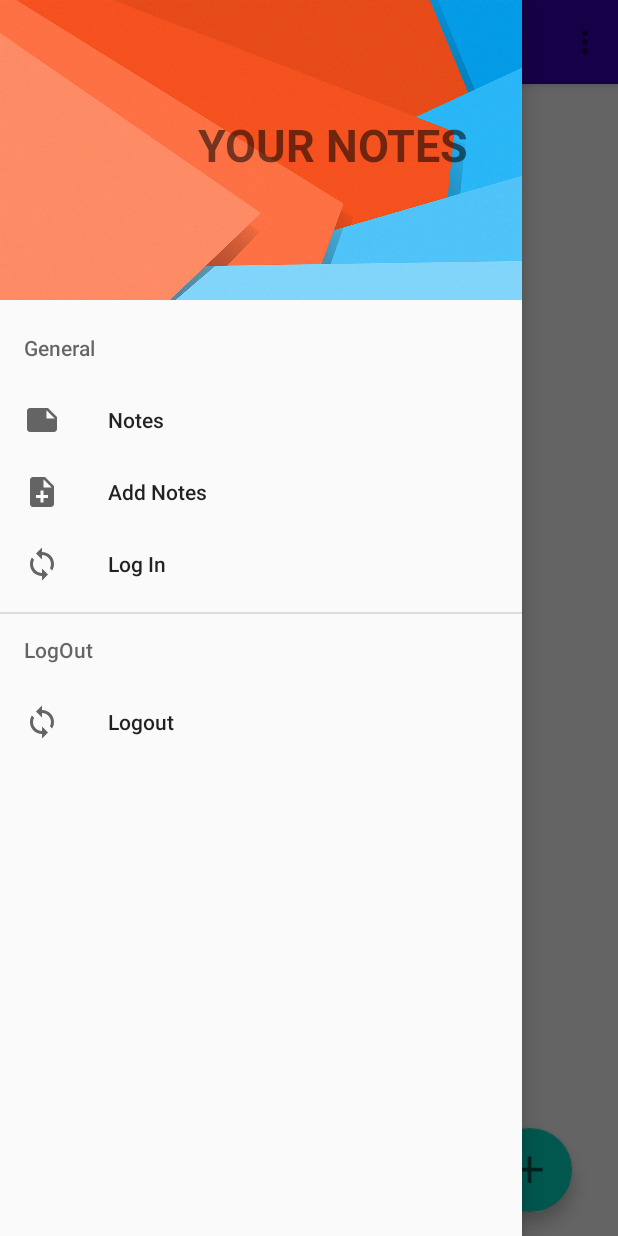
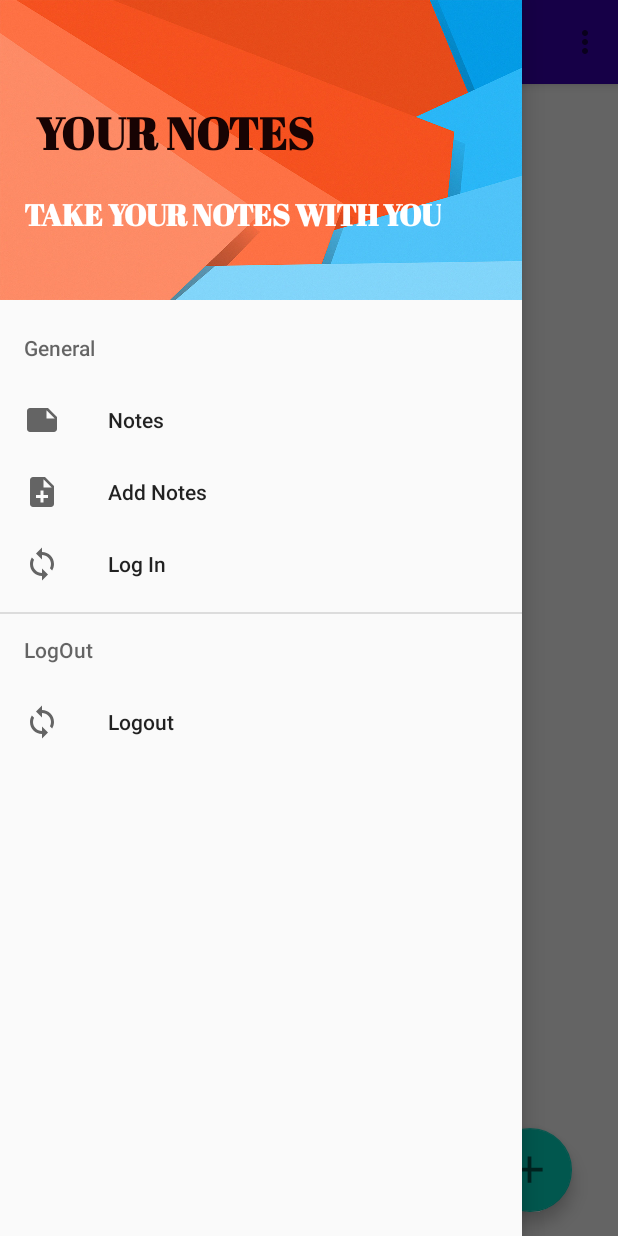
Before and after one commit to vishal1975/NoteMaking-Application, an Android app: the screen it shows after launch once a user with an empty profile is signed in (MainActivity), with the side drawer open, on a phone screen of 412 x 824 dp. Run offline under Robolectric (Android 15) with nearby library versions, the phone set to English and light mode, and no system bars; our stand-ins replace Firebase (no records; nobody signed in at launch, a user with empty details on screens opened directly).

Commit message:
Ui Improvement

```diff
--- a/app/src/main/java/com/example/note_taking_application/EditNote.java
+++ b/app/src/main/java/com/example/note_taking_application/EditNote.java
@@ -133,7 +133,8 @@ public class EditNote extends AppCompatActivity {
                     @Override
                     public void onSuccess(Void aVoid) {
                         Toast.makeText(EditNote.this, "Note Saved.", Toast.LENGTH_SHORT).show();
-                        startActivity(new Intent(getApplicationContext(), MainActivity.class));
+                        onBackPressed();
+                        //startActivity(new Intent(getApplicationContext(), MainActivity.class));
                     }
                 }).addOnFailureListener(new OnFailureListener() {
                     @Override
--- a/app/src/main/java/com/example/note_taking_application/MainActivity.java
+++ b/app/src/main/java/com/example/note_taking_application/MainActivity.java
@@ -56,6 +56,7 @@ import com.google.firebase.firestore.Query;
 import com.google.firebase.firestore.QuerySnapshot;
 
 import java.util.ArrayList;
+import java.util.Date;
 import java.util.List;
 import java.util.Random;
 
@@ -343,13 +344,7 @@ public class MainActivity extends AppCompatActivity implements NavigationView.On
             protected void onStart() {
                 super.onStart();
                 noteAdapter1.startListening();
-                if(noteAdapter1!=null){
-                    Toast.makeText(this, "helllo", Toast.LENGTH_LONG).show();
-                }
 
-                else {
-                    Toast.makeText(this, "I Think NoteAdapter is Null", Toast.LENGTH_LONG).show();
-                }
             }
 
             @Override
--- a/app/src/main/java/com/example/note_taking_application/NoteDetails.java
+++ b/app/src/main/java/com/example/note_taking_application/NoteDetails.java
@@ -45,6 +45,7 @@ public class NoteDetails extends AppCompatActivity {
                 i.putExtra("noteId",data.getStringExtra("noteId"));
                 i.putExtra("code",data.getIntExtra("code",0));
                 startActivity(i);
+                finish();
             }
         });
     }
--- a/app/src/main/java/com/example/note_taking_application/auth/Register.java
+++ b/app/src/main/java/com/example/note_taking_application/auth/Register.java
@@ -62,12 +62,9 @@ public class Register extends AppCompatActivity {
         fAuth = FirebaseAuth.getInstance();
         fStore = FirebaseFirestore.getInstance();
         progressBar = findViewById(R.id.progressBar);
-            //getSupportActionBar().setDisplayHomeAsUpEnabled(true);
+
             getSupportActionBar().setTitle("Create Account");
-//        if(fAuth.getCurrentUser() != null){
-//            startActivity(new Intent(getApplicationContext(), MainActivity.class));
-//            finish();
-//        }
+
 
         mLoginBtn.setOnClickListener(new View.OnClickListener() {
             @Override
@@ -104,13 +101,13 @@ public class Register extends AppCompatActivity {
                     public void onComplete(Task<AuthResult> task) {
 
                          if(task.isSuccessful()) {
-                             Log.d("yadvendra100","complete");
+
                              SharedPreferences.Editor preferencesEditor = mPreferences.edit();
                              preferencesEditor.putString("password", password);
                              preferencesEditor.apply();
                              Toast.makeText(Register.this, "Notes are Synced", Toast.LENGTH_SHORT).show();
                              Intent intent = new Intent(getApplicationContext(), Login.class);
-                             //intent.putExtra("password",password);
+
                              startActivity(intent);
                              finish();
                          }
@@ -123,20 +120,7 @@ public class Register extends AppCompatActivity {
         });
     }
 
-    @Override
-    public boolean onOptionsItemSelected(@NonNull MenuItem item) {
 
-
-
-
-
-
-//        if(item.getItemId()==android.R.id.home){
-//            startActivity(new Intent(getApplicationContext(),MainActivity.class));
-//            finish();
-//        }
-        return super.onOptionsItemSelected(item);
-    }
 
     public String getPassword(){
         return password;
--- a/app/src/main/res/layout/nav_header.xml
+++ b/app/src/main/res/layout/nav_header.xml
@@ -14,14 +14,31 @@
             android:id="@+id/text"
             android:layout_width="wrap_content"
             android:layout_height="wrap_content"
-            android:layout_marginStart="132dp"
-            android:layout_marginLeft="132dp"
-            android:layout_marginTop="76dp"
+            android:layout_marginStart="24dp"
+            android:layout_marginLeft="24dp"
+            android:layout_marginTop="68dp"
+            android:fontFamily="@font/abril_fatface"
             android:text="YOUR NOTES"
+            android:textColor="#170303"
+            android:textSize="30dp"
             android:textStyle="bold"
-            android:textSize="30dp"
             app:layout_constraintStart_toStartOf="parent"
             app:layout_constraintTop_toTopOf="parent" />
+
+        <TextView
+            android:id="@+id/textView"
+            android:layout_width="wrap_content"
+            android:layout_height="wrap_content"
+            android:layout_marginStart="16dp"
+            android:layout_marginLeft="16dp"
+            android:layout_marginTop="20dp"
+            android:fontFamily="@font/abril_fatface"
+            android:text="TAKE YOUR NOTES WITH YOU"
+            android:textColor="#FFFFFF"
+            android:textSize="20dp"
+            android:textStyle="bold"
+            app:layout_constraintStart_toStartOf="parent"
+            app:layout_constraintTop_toBottomOf="@+id/text" />
     </androidx.constraintlayout.widget.ConstraintLayout>
 
 </LinearLayout>
```
Also changed, not shown: app/src/main/java/com/example/note_taking_application/Splash.java (+2 -16 lines).
